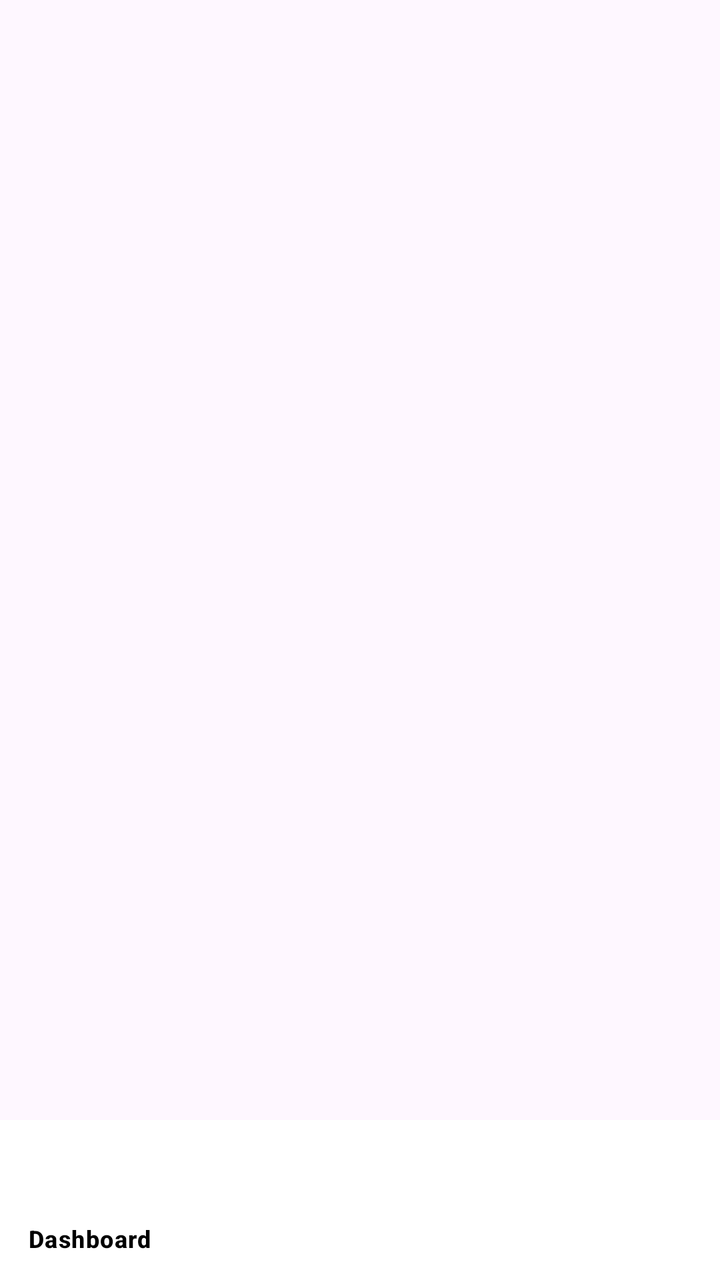
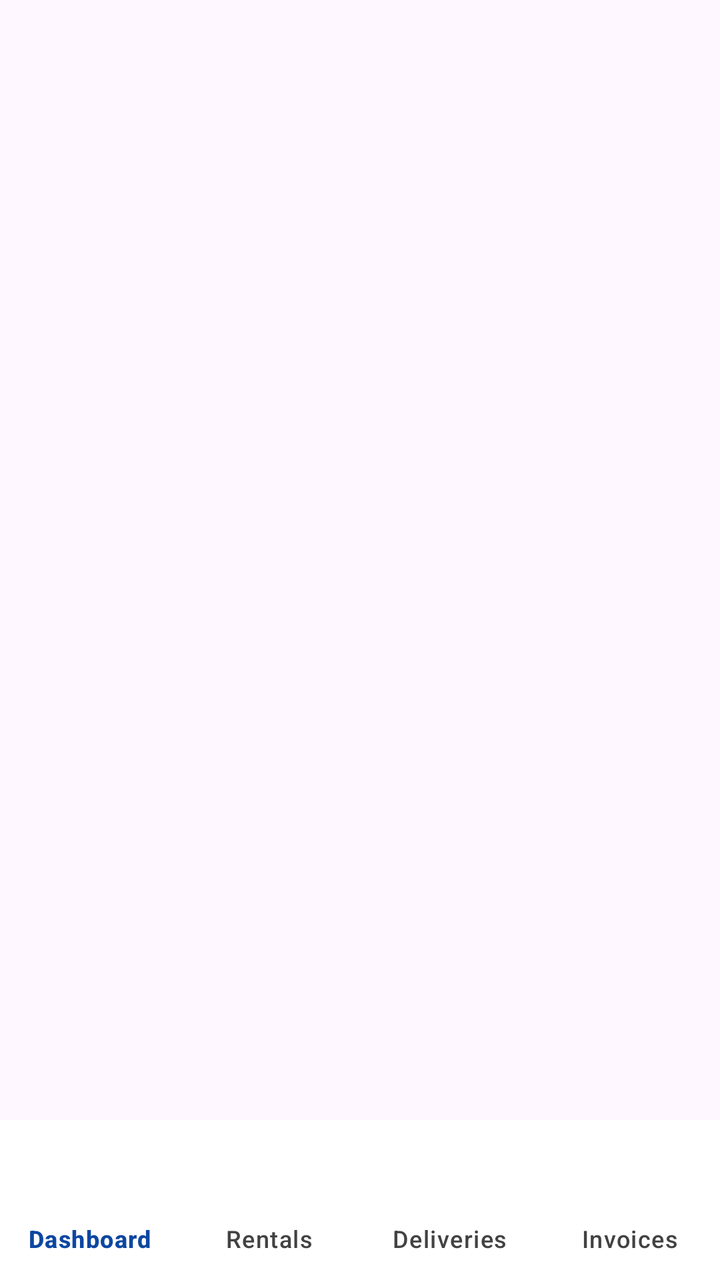

Two renders of the same Android screen: before a commit and after it. Below are the layout's source before the change and the commit's diff.
<!-- AndroidManifest.xml: application theme Theme.SecureAFenceAdministrator -->
<!-- res/layout/activity_main.xml -->
<?xml version="1.0" encoding="utf-8"?>
<androidx.constraintlayout.widget.ConstraintLayout xmlns:android="http://schemas.android.com/apk/res/android"
    xmlns:app="http://schemas.android.com/apk/res-auto"
    android:layout_width="match_parent"
    android:layout_height="match_parent">

    <FrameLayout
        android:id="@+id/fragment_container"
        android:layout_width="0dp"
        android:layout_height="0dp"
        app:layout_constraintBottom_toTopOf="@+id/bottom_navigation"
        app:layout_constraintEnd_toEndOf="parent"
        app:layout_constraintStart_toStartOf="parent"
        app:layout_constraintTop_toTopOf="parent" />

    <com.google.android.material.bottomnavigation.BottomNavigationView
        android:id="@+id/bottom_navigation"
        android:layout_width="0dp"
        android:layout_height="wrap_content"
        android:background="@android:color/white"
        app:itemTextColor="@android:color/black"
        app:itemIconTint="@android:color/black"
        app:layout_constraintBottom_toBottomOf="parent"
        app:layout_constraintEnd_toEndOf="parent"
        app:layout_constraintStart_toStartOf="parent"
        app:menu="@menu/bottom_nav_menu" />

</androidx.constraintlayout.widget.ConstraintLayout>
<!-- resources referenced by this layout -->
<resources>
  <style name="Theme.SecureAFenceAdministrator" parent="Theme.Material3.DayNight.NoActionBar">
          <item name="colorPrimary">@color/primary_blue</item>
          <item name="android:textColorPrimary">@color/text_dark</item>
      </style>
  <color name="primary_blue">#FF0D47A1</color>
  <color name="text_dark">#FF212121</color>
</resources>

<!-- the commit's change to res/layout/activity_main.xml (unified diff, before → after) -->
@@ -18,8 +18,9 @@
         android:layout_width="0dp"
         android:layout_height="wrap_content"
         android:background="@android:color/white"
-        app:itemTextColor="@android:color/black"
-        app:itemIconTint="@android:color/black"
+        app:labelVisibilityMode="labeled"
+        app:itemTextColor="@color/nav_item_color"
+        app:itemIconTint="@color/nav_item_color"
         app:layout_constraintBottom_toBottomOf="parent"
         app:layout_constraintEnd_toEndOf="parent"
         app:layout_constraintStart_toStartOf="parent"
